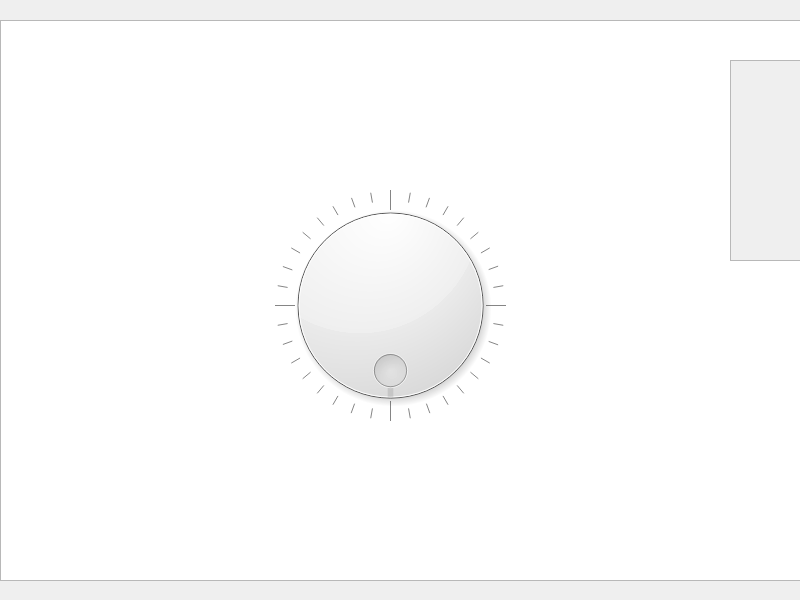
Before: the Qt Designer form form_tek_sost_afsz.ui in akadenis/mm1, drawn with Qt 5.
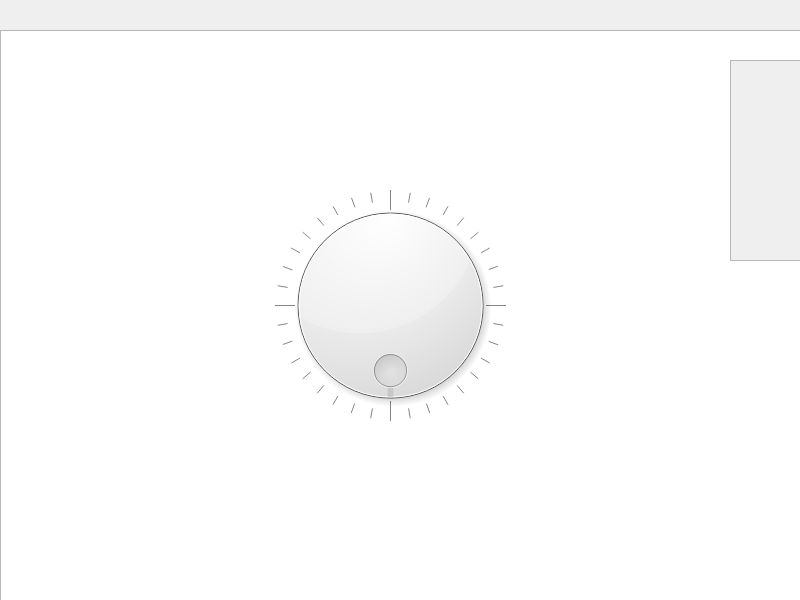
After: the same form once the commit is applied.

What changed in the file:
```diff
--- a/form_tek_sost_afsz.ui
+++ b/form_tek_sost_afsz.ui
@@ -17,9 +17,9 @@
    <property name="geometry">
     <rect>
      <x>0</x>
-     <y>20</y>
+     <y>30</y>
      <width>801</width>
-     <height>561</height>
+     <height>571</height>
     </rect>
    </property>
   </widget>
```
